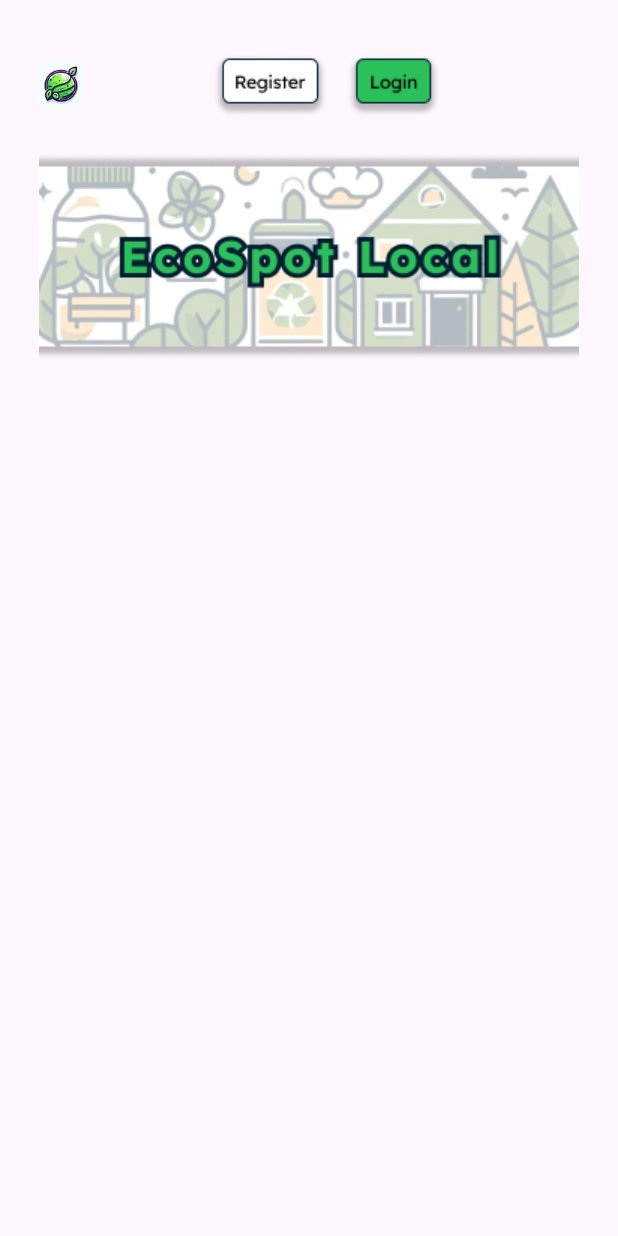
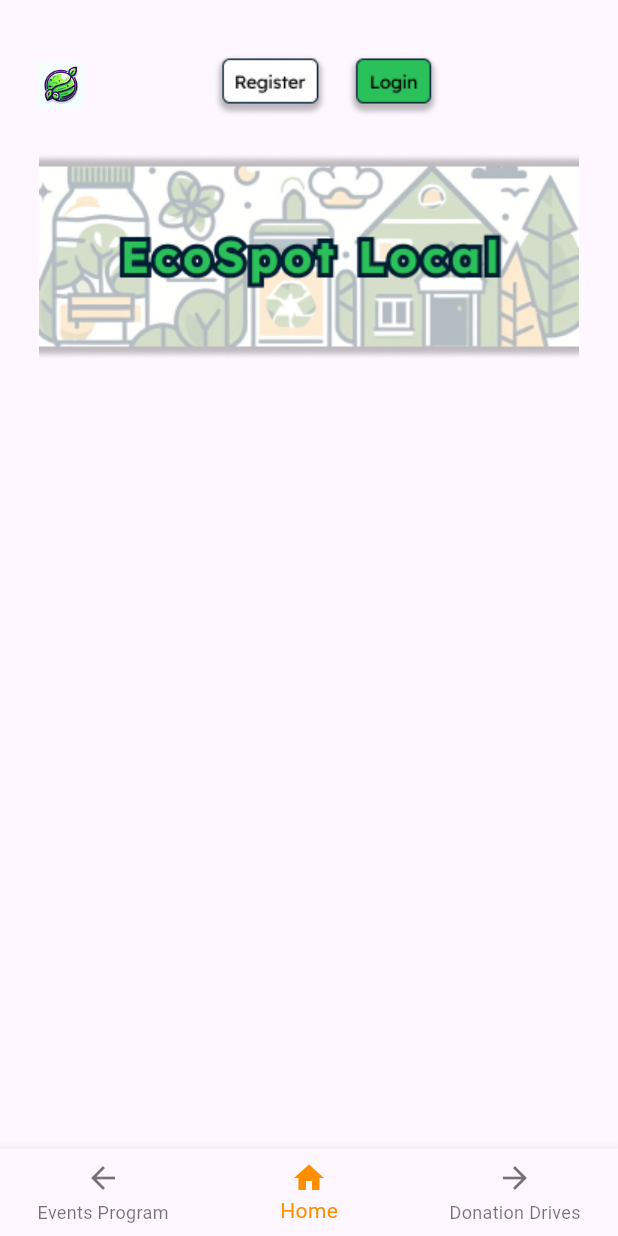
Before and after one commit to IEMDomain04/EcoSpot_Local, a Flutter app: the HomePage screen opened directly, on a phone screen of 412 x 824 dp. Run offline on Flutter 3.47's test engine with Material 3 defaults, Android fonts, the phone set to English and light mode, and no system bars.

Commit message:
Added LoginPage: Under Construction

```diff
--- a/lib/app_page/home_page.dart
+++ b/lib/app_page/home_page.dart
@@ -1,30 +1,77 @@
+import 'package:ecospot_local/app_page/donationsPage.dart';
+import 'package:ecospot_local/app_page/eventsPage.dart';
+import 'package:ecospot_local/auth/login.dart';
 import 'package:flutter/material.dart';
 
-class HomePage extends StatelessWidget {
+class HomePage extends StatefulWidget {
   const HomePage({super.key});
+
+  @override
+  _HomePageState createState() => _HomePageState();
+}
+
+class _HomePageState extends State<HomePage> {
+  int _selectedIndex = 1;
+
+  void _onItemTapped(int index) {
+    setState(() {
+      _selectedIndex = index;
+    });
+  }
+
+  final List<Widget> _pages = [
+    Center(child: Text('Page 1')),
+    Center(child: Text('Home Page')),
+    Center(child: Text('Page 2')),
+  ];
 
   @override
   Widget build(BuildContext context) {
     return Scaffold(
-      //Widget for OverFlow
+      // Widget for OverFlow
       body: SingleChildScrollView(
         child: Column(
           children: [
             Padding(
               padding: const EdgeInsets.only(top: 30.0, left: 25.0),
               child: Row(
-                //Icon
+                // Icon
                 children: [
                   Image.asset("assets/images/eco-icon.png",
                       width: 30, height: 30),
 
-                  //Register and Login
+                  // Register and Login
                   Padding(
                     padding: const EdgeInsets.only(top: 2.0, left: 80.0),
                     child: Row(
                       children: [
-                        Image.asset("assets/regButton.png", height: 50),
-                        Image.asset("assets/loginButton.png", height: 50),
+                        // Register Button Functionality
+                        GestureDetector(
+                          onTap: () {
+                            Navigator.push(
+                              context,
+                              MaterialPageRoute(
+                                builder: (context) => const LoginPage(),
+                              ),
+                            );
+                          },
+                          child:
+                              Image.asset("assets/regButton.png", height: 50),
+                        ),
+
+                        // Login Button Functionality
+                        GestureDetector(
+                          onTap: () {
+                            Navigator.push(
+                              context,
+                              MaterialPageRoute(
+                                builder: (context) => const LoginPage(),
+                              ),
+                            );
+                          },
+                          child:
+                              Image.asset("assets/loginButton.png", height: 50),
+                        ),
                       ],
                     ),
                   ),
@@ -33,12 +80,31 @@ class HomePage extends StatelessWidget {
             ),
             SizedBox(height: 20),
 
-            //Banner
+            // EcoSpot Banner
             Image.asset("assets/images/ecospot-banner.png"),
             SizedBox(height: 10.0),
           ],
         ),
       ),
+      bottomNavigationBar: BottomNavigationBar(
+        items: const <BottomNavigationBarItem>[
+          BottomNavigationBarItem(
+            icon: Icon(Icons.arrow_back),
+            label: 'Events Program',
+          ),
+          BottomNavigationBarItem(
+            icon: Icon(Icons.home),
+            label: 'Home',
+          ),
+          BottomNavigationBarItem(
+            icon: Icon(Icons.arrow_forward),
+            label: 'Donation Drives',
+          ),
+        ],
+        currentIndex: _selectedIndex,
+        selectedItemColor: Colors.amber[800],
+        onTap: _onItemTapped,
+      ),
     );
   }
 }
--- a/lib/main.dart
+++ b/lib/main.dart
@@ -1,4 +1,4 @@
-import 'package:ecospot_local/onboarding_page/ob1.dart';
+import 'package:ecospot_local/app_page/home_page.dart';
 import 'package:flutter/material.dart';
 
 void main() async {
@@ -16,7 +16,7 @@
       theme: ThemeData(
         primarySwatch: Colors.green,
       ),
-      home: const OnBoarding1(), // Show the splash screen first
+      home: const HomePage(), // Show the splash screen first
     );
   }
 }
```
Also changed, not shown: lib/app_page/donationsPage.dart (added, +10 -0 lines), lib/app_page/eventsPage.dart (added, +10 -0 lines), lib/auth/login.dart (added, +179 -0 lines), lib/app_page/sign_in.dart (deleted), lib/auth/sign_in.dart (added).
